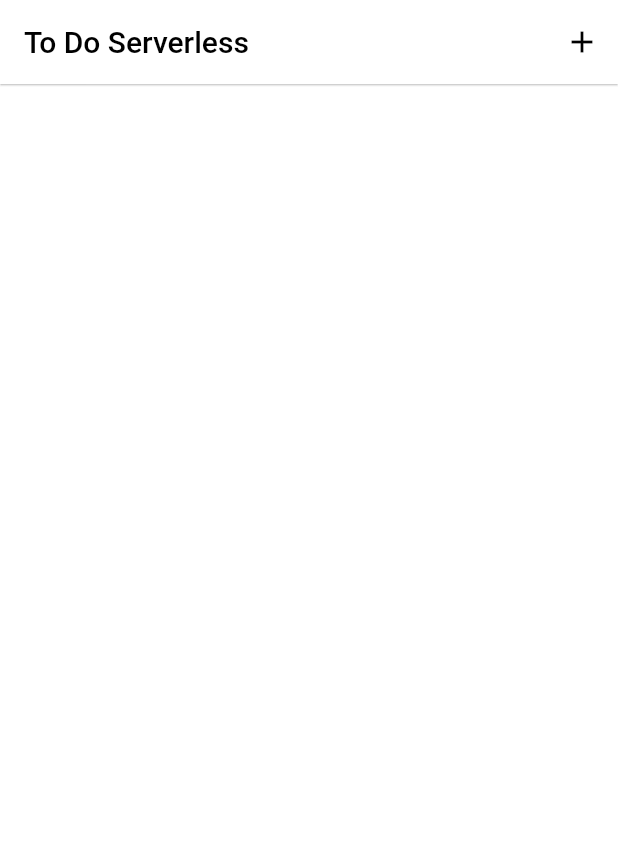
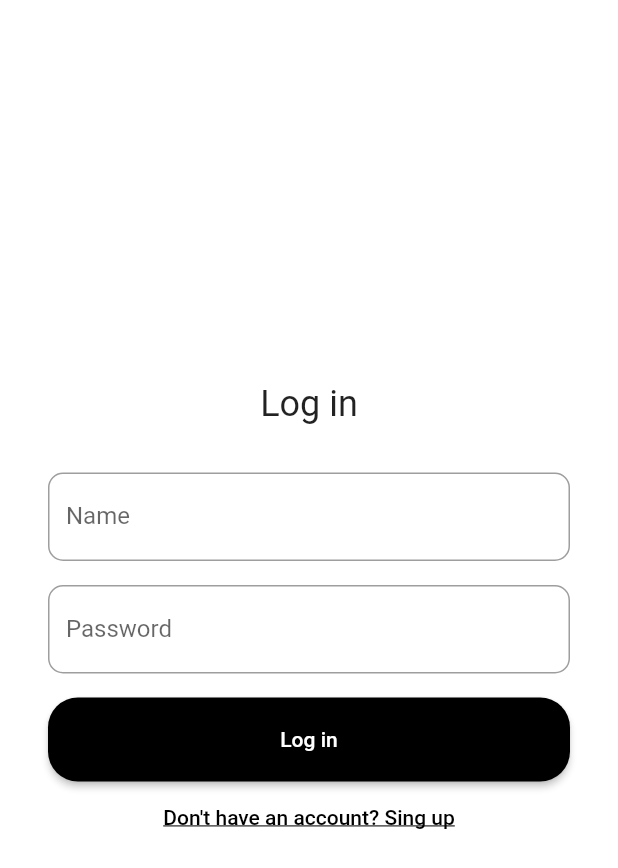
Before and after one commit to tpiaggio/firebase, a Flutter app: the screen it shows after launch, on a phone screen of 412 x 824 dp. Shown: the top 868 px of the screen. Run offline on Flutter 3.47's test engine with Material 2 defaults, Android fonts, the light colour scheme and no system bars; our stand-ins replace cloud_firestore, firebase_auth, firebase_core; accounts and stored records are empty.

Commit message:
flutter - firebase authentication

```diff
--- /dev/null
+++ b/flutter/to_do_serverless/lib/auth/logic/firebase_auth_service.dart
@@ -0,0 +1,39 @@
+import 'package:firebase_auth/firebase_auth.dart';
+
+class FirebaseAuthService {
+  static final FirebaseAuth _firebaseAuth = FirebaseAuth.instance;
+
+  static Future<User?> signUp({
+    required String email,
+    required String password,
+    required String name,
+  }) async {
+    final UserCredential userCredential =
+        await _firebaseAuth.createUserWithEmailAndPassword(
+      email: email,
+      password: password,
+    );
+    await userCredential.user?.updateDisplayName(name);
+    return userCredential.user;
+  }
+
+  static Future<User?> logIn({
+    required String email,
+    required String password,
+  }) async {
+    final UserCredential userCredential =
+        await _firebaseAuth.signInWithEmailAndPassword(
+      email: email,
+      password: password,
+    );
+    return userCredential.user;
+  }
+
+  static Future<void> logOut() async {
+    await _firebaseAuth.signOut();
+  }
+
+  static User getCurrentUser() {
+    return _firebaseAuth.currentUser!;
+  }
+}
--- /dev/null
+++ b/flutter/to_do_serverless/lib/auth/screen/login_screen.dart
@@ -0,0 +1,132 @@
+import 'package:firebase_auth/firebase_auth.dart';
+import 'package:flutter/material.dart';
+import 'package:to_do_serverless/auth/logic/firebase_auth_service.dart';
+import 'package:to_do_serverless/auth/screen/sign_up_screen.dart';
+import 'package:to_do_serverless/to_do_list/screens/to_do_list_screen.dart';
+
+class LoginScreen extends StatefulWidget {
+  const LoginScreen({Key? key}) : super(key: key);
+
+  @override
+  State<LoginScreen> createState() => _LoginScreenState();
+}
+
+class _LoginScreenState extends State<LoginScreen> {
+  final TextEditingController _emailController = TextEditingController();
+
+  final TextEditingController _passwordController = TextEditingController();
+
+  @override
+  Widget build(BuildContext context) {
+    return Scaffold(
+      body: Center(
+          child: Padding(
+        padding: const EdgeInsets.all(32.0),
+        child: Column(mainAxisAlignment: MainAxisAlignment.center, children: [
+          _buildLoginLabel(),
+          const SizedBox(
+            height: 32.0,
+          ),
+          _buildLoginTextField(),
+          const SizedBox(
+            height: 16.0,
+          ),
+          _buildPasswordTextField(),
+          const SizedBox(
+            height: 16.0,
+          ),
+          _buildLoginButton(context),
+          _buildSignUpButton(context)
+        ]),
+      )),
+    );
+  }
+
+  Widget _buildLoginLabel() {
+    return const Text(
+      'Log in',
+      style: TextStyle(fontSize: 24),
+    );
+  }
+
+  Widget _buildLoginTextField() {
+    return TextField(
+      controller: _emailController,
+      decoration: const InputDecoration(
+        labelText: 'Name',
+        border: OutlineInputBorder(
+          borderRadius: BorderRadius.all(
+            Radius.circular(
+              10,
+            ),
+          ),
+        ),
+      ),
+    );
+  }
+
+  Widget _buildPasswordTextField() {
+    return TextField(
+      controller: _passwordController,
+      obscureText: true,
+      decoration: const InputDecoration(
+        labelText: 'Password',
+        border: OutlineInputBorder(
+          borderRadius: BorderRadius.all(
+            Radius.circular(
+              10,
+            ),
+          ),
+        ),
+      ),
+    );
+  }
+
+  Widget _buildLoginButton(BuildContext context) {
+    return ElevatedButton(
+      onPressed: () => _login(context),
+      child: const Text(
+        'Log in',
+      ),
+    );
+  }
+
+  void _login(BuildContext context) async {
+    try {
+      await FirebaseAuthService.logIn(
+        email: _emailController.text,
+        password: _passwordController.text,
+      );
+      // Navigate to the to do list screen
+      Navigator.pushReplacement(
+        context,
+        MaterialPageRoute(
+          builder: (context) => const ToDoListScreen(),
+        ),
+      );
+    } on FirebaseAuthException catch (e) {
+      ScaffoldMessenger.of(context).showSnackBar(
+        SnackBar(
+          content: Text(e.message ?? 'Error'),
+        ),
+      );
+    }
+  }
+
+  Widget _buildSignUpButton(BuildContext context) {
+    return TextButton(
+        onPressed: () => Navigator.pushReplacement(
+              context,
+              MaterialPageRoute(
+                builder: (context) => const SignUpScreen(),
+              ),
+            ),
+        child: const Text(
+          "Don't have an account? Sing up",
+          style: TextStyle(
+            decoration: TextDecoration.underline,
+            color: Colors.black,
+          ),
+        ));
+  }
+}
--- a/flutter/to_do_serverless/lib/main.dart
+++ b/flutter/to_do_serverless/lib/main.dart
@@ -1,5 +1,6 @@
 import 'package:firebase_core/firebase_core.dart';
 import 'package:flutter/material.dart';
+import 'package:to_do_serverless/auth/screen/login_screen.dart';
 import 'package:to_do_serverless/to_do_list/screens/to_do_list_screen.dart';
 
 void main() async {
@@ -15,7 +16,6 @@ class MyApp extends StatelessWidget {
   @override
   Widget build(BuildContext context) {
     return MaterialApp(
-      title: 'Flutter Demo',
       debugShowCheckedModeBanner: false,
       theme: ThemeData(
           primaryColor: Colors.black,
@@ -39,7 +39,7 @@ class MyApp extends StatelessWidget {
           ),
           scaffoldBackgroundColor: Colors.white,
           appBarTheme: const AppBarTheme(color: Colors.white, elevation: 0)),
-      home: Scaffold(body: const ToDoListScreen()),
+      home: const Scaffold(body: LoginScreen()),
     );
   }
 }
--- a/flutter/to_do_serverless/lib/to_do_list/widget/add_task_form.dart
+++ b/flutter/to_do_serverless/lib/to_do_list/widget/add_task_form.dart
@@ -1,4 +1,5 @@
 import 'package:flutter/material.dart';
+import 'package:to_do_serverless/auth/logic/firebase_auth_service.dart';
 import 'package:to_do_serverless/to_do_list/logic/firestore_service.dart';
 
 class AddTaskForm extends StatefulWidget {
@@ -97,9 +98,9 @@ class _AddTaskFormState extends State<AddTaskForm> {
 
   Future<void> addTask(BuildContext context) async {
     await FirestoreService.addTask(
-      name: _nameController.text,
-      description: _descriptionController.text,
-    );
+        name: _nameController.text,
+        description: _descriptionController.text,
+        userId: FirebaseAuthService.getCurrentUser().uid);
     Navigator.of(context).pop();
   }
 }
--- a/flutter/to_do_serverless/lib/to_do_list/widget/to_do_list.dart
+++ b/flutter/to_do_serverless/lib/to_do_list/widget/to_do_list.dart
@@ -1,5 +1,6 @@
 import 'package:cloud_firestore/cloud_firestore.dart';
 import 'package:flutter/material.dart';
+import 'package:to_do_serverless/auth/logic/firebase_auth_service.dart';
 import 'package:to_do_serverless/to_do_list/logic/firestore_service.dart';
 import 'package:to_do_serverless/to_do_list/widget/task_card.dart';
 
@@ -9,7 +10,8 @@ class ToDoList extends StatelessWidget {
   @override
   Widget build(BuildContext context) {
     return StreamBuilder<QuerySnapshot<Map<String, dynamic>>>(
-        stream: FirestoreService.listenTasks(),
+        stream: FirestoreService.listenTasks(
+            userId: FirebaseAuthService.getCurrentUser().uid),
         builder: (context, snapshots) {
           if (snapshots.hasData && snapshots.data != null) {
             final tasks = snapshots.data!.docs;
--- a/flutter/to_do_serverless/pubspec.yaml
+++ b/flutter/to_do_serverless/pubspec.yaml
@@ -15,6 +15,7 @@ dependencies:
   cloud_firestore: ^3.4.5
   uuid: ^3.0.6
   firebase_core: ^1.21.0
+  firebase_auth: ^3.7.0
 
 dev_dependencies:
   flutter_test:
```
Also changed, not shown: flutter/to_do_serverless/lib/auth/screen/sign_up_screen.dart (added, +154 -0 lines), flutter/to_do_serverless/lib/to_do_list/logic/firestore_service.dart (+15 -4 lines), flutter/to_do_serverless/lib/to_do_list/screens/to_do_list_screen.dart (+22 -1 lines), flutter/to_do_serverless/pubspec.lock, 1 other file.
